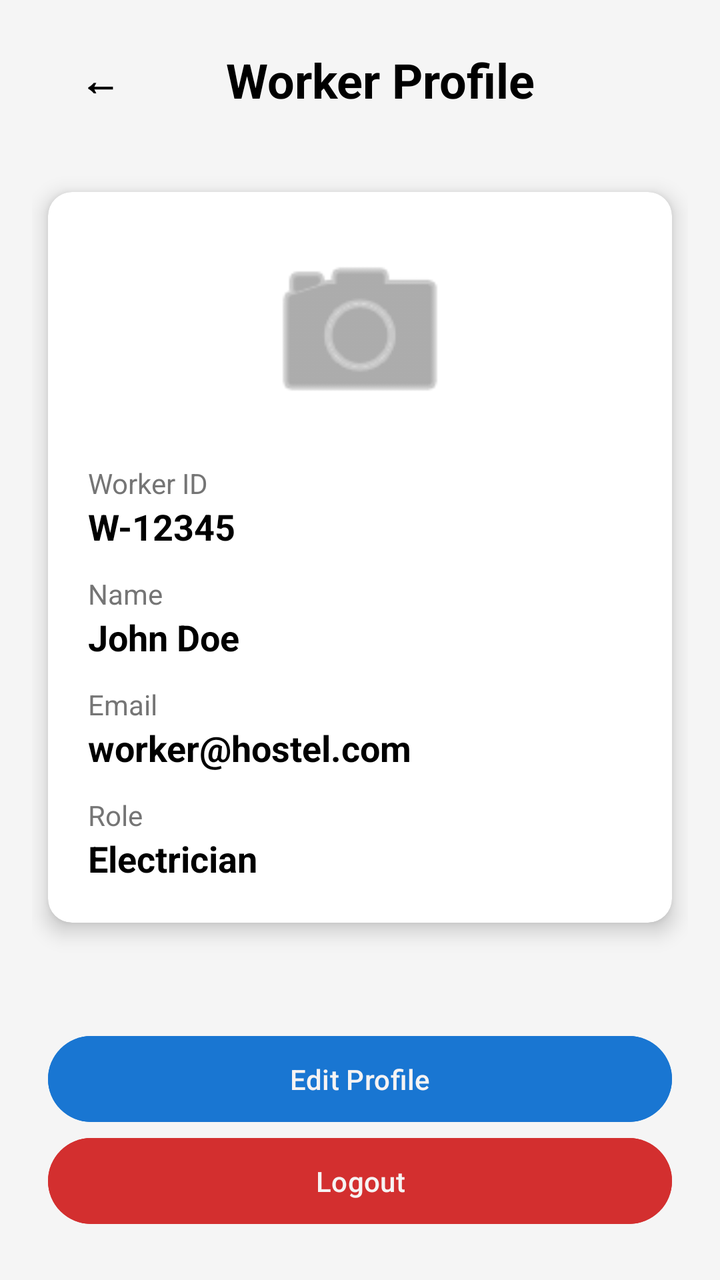
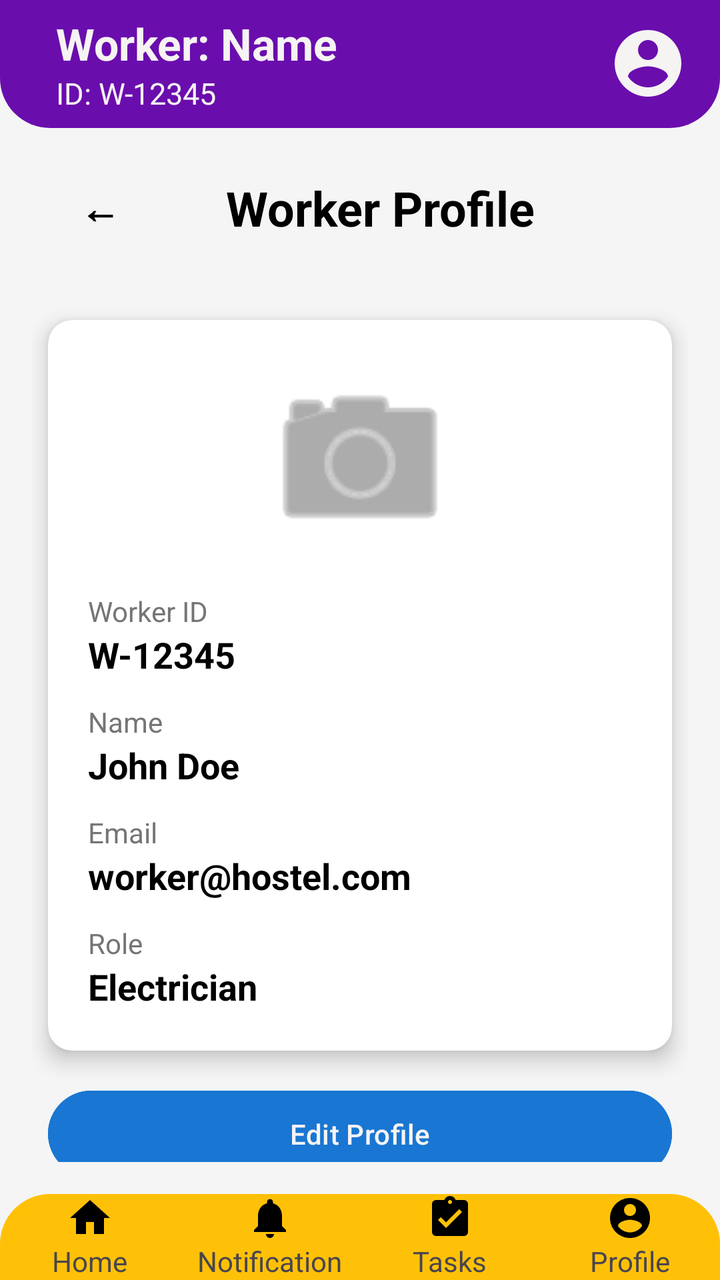

Compare the two renders of this Android layout. The source of the first and the diff that turns it into the second are given below.
<!-- AndroidManifest.xml: application theme Theme.HostelComplaintApp -->
<!-- res/layout/activity_worker_profile.xml -->
<?xml version="1.0" encoding="utf-8"?>
<LinearLayout xmlns:android="http://schemas.android.com/apk/res/android"
    xmlns:app="http://schemas.android.com/apk/res-auto"
    android:layout_width="match_parent"
    android:layout_height="match_parent"
    android:orientation="vertical"
    android:padding="16dp"
    android:background="#F5F5F5">

    <LinearLayout
        android:layout_width="match_parent"
        android:layout_height="wrap_content"
        android:orientation="horizontal"
        android:gravity="center_vertical"
        android:layout_marginBottom="24dp">

        <Button
            android:id="@+id/btnBack"
            android:layout_width="wrap_content"
            android:layout_height="wrap_content"
            android:text="←"
            android:textSize="20sp"
            android:textStyle="bold"
            android:background="@android:color/transparent"
            android:minWidth="48dp"
            android:textColor="@color/black" />

        <TextView
            android:layout_width="0dp"
            android:layout_weight="1"
            android:layout_height="wrap_content"
            android:text="Worker Profile"
            android:textSize="24sp"
            android:textStyle="bold"
            android:textColor="@color/black"
            android:gravity="center"
            android:layout_marginEnd="48dp" />
    </LinearLayout>

    <androidx.cardview.widget.CardView
        android:layout_width="match_parent"
        android:layout_height="wrap_content"
        android:layout_margin="8dp"
        app:cardCornerRadius="12dp"
        app:cardElevation="6dp">

        <LinearLayout
            android:layout_width="match_parent"
            android:layout_height="wrap_content"
            android:orientation="vertical"
            android:padding="20dp">

            <ImageView
                android:layout_width="100dp"
                android:layout_height="100dp"
                android:layout_gravity="center"
                android:layout_marginBottom="16dp"
                android:src="@android:drawable/ic_menu_camera"
                app:tint="#757575" />

            <TextView
                android:layout_width="wrap_content"
                android:layout_height="wrap_content"
                android:text="Worker ID"
                android:textSize="14sp"
                android:textColor="#757575" />

            <TextView
                android:id="@+id/tvWorkerId"
                android:layout_width="match_parent"
                android:layout_height="wrap_content"
                android:text="W-12345"
                android:textSize="18sp"
                android:textStyle="bold"
                android:textColor="@color/black"
                android:layout_marginBottom="12dp" />

            <TextView
                android:layout_width="wrap_content"
                android:layout_height="wrap_content"
                android:text="Name"
                android:textSize="14sp"
                android:textColor="#757575" />

            <TextView
                android:id="@+id/tvWorkerName"
                android:layout_width="match_parent"
                android:layout_height="wrap_content"
                android:text="John Doe"
                android:textSize="18sp"
                android:textStyle="bold"
                android:textColor="@color/black"
                android:layout_marginBottom="12dp" />

            <EditText
                android:id="@+id/etWorkerName"
                android:layout_width="match_parent"
                android:layout_height="wrap_content"
                android:text="John Doe"
                android:textSize="18sp"
                android:textStyle="bold"
                android:textColor="@color/black"
                android:layout_marginBottom="12dp"
                android:visibility="gone" />

            <TextView
                android:layout_width="wrap_content"
                android:layout_height="wrap_content"
                android:text="Email"
                android:textSize="14sp"
                android:textColor="#757575" />

            <TextView
                android:id="@+id/tvWorkerEmail"
                android:layout_width="match_parent"
                android:layout_height="wrap_content"
                android:text="worker@hostel.com"
                android:textSize="18sp"
                android:textStyle="bold"
                android:textColor="@color/black"
                android:layout_marginBottom="12dp" />

            <TextView
                android:layout_width="wrap_content"
                android:layout_height="wrap_content"
                android:text="Role"
                android:textSize="14sp"
                android:textColor="#757575" />

            <TextView
                android:id="@+id/tvWorkerRole"
                android:layout_width="match_parent"
                android:layout_height="wrap_content"
                android:text="Electrician"
                android:textSize="18sp"
                android:textStyle="bold"
                android:textColor="@color/black" />

            <EditText
                android:id="@+id/etWorkerRole"
                android:layout_width="match_parent"
                android:layout_height="wrap_content"
                android:text="Electrician"
                android:textSize="18sp"
                android:textStyle="bold"
                android:textColor="@color/black"
                android:visibility="gone" />

        </LinearLayout>
    </androidx.cardview.widget.CardView>

    <Space
        android:layout_width="match_parent"
        android:layout_height="0dp"
        android:layout_weight="1" />

    <Button
        android:id="@+id/btnEditProfile"
        android:layout_width="match_parent"
        android:layout_height="wrap_content"
        android:text="Edit Profile"
        android:backgroundTint="#1976D2"
        android:textColor="@color/white"
        android:layout_marginLeft="8dp"
        android:layout_marginRight="8dp"
        android:layout_marginTop="8dp"
        android:padding="12dp" />

    <Button
        android:id="@+id/btnLogout"
        android:layout_width="match_parent"
        android:layout_height="wrap_content"
        android:text="Logout"
        android:backgroundTint="#D32F2F"
        android:textColor="@color/white"
        android:layout_marginLeft="8dp"
        android:layout_marginRight="8dp"
        android:layout_marginBottom="8dp"
        android:padding="12dp" />

</LinearLayout>
<!-- resources referenced by this layout -->
<resources>
  <color name="black">#000000</color>
  <color name="white">#F6F3F3</color>
  <style name="Theme.HostelComplaintApp" parent="Base.Theme.HostelComplaintApp" />
  <style name="Base.Theme.HostelComplaintApp" parent="Theme.Material3.DayNight.NoActionBar">
          
          
      </style>
</resources>

<!-- the commit's change to res/layout/activity_worker_profile.xml (unified diff, before → after) -->
@@ -1,11 +1,29 @@
 <?xml version="1.0" encoding="utf-8"?>
-<LinearLayout xmlns:android="http://schemas.android.com/apk/res/android"
+<RelativeLayout xmlns:android="http://schemas.android.com/apk/res/android"
     xmlns:app="http://schemas.android.com/apk/res-auto"
     android:layout_width="match_parent"
     android:layout_height="match_parent"
-    android:orientation="vertical"
-    android:padding="16dp"
     android:background="#F5F5F5">
+
+    <include layout="@layout/top_bar"
+        android:id="@+id/inc_top_bar"
+        android:layout_width="match_parent"
+        android:layout_height="wrap_content"
+        android:layout_alignParentTop="true" />
+
+    <include layout="@layout/bottom_nav"
+        android:id="@+id/inc_bottom_nav"
+        android:layout_width="match_parent"
+        android:layout_height="wrap_content"
+        android:layout_alignParentBottom="true" />
+
+    <LinearLayout
+        android:layout_width="match_parent"
+        android:layout_height="match_parent"
+        android:orientation="vertical"
+        android:padding="16dp"
+        android:layout_below="@id/inc_top_bar"
+        android:layout_above="@id/inc_bottom_nav">
 
     <LinearLayout
         android:layout_width="match_parent"
@@ -75,6 +93,19 @@
                 android:textColor="@color/black"
                 android:layout_marginBottom="12dp" />
 
+            <EditText
+                android:id="@+id/etWorkerId"
+                android:layout_width="match_parent"
+                android:layout_height="wrap_content"
+                android:text="W-12345"
+                android:textSize="18sp"
+                android:textStyle="bold"
+                android:textColor="@color/black"
+                android:layout_marginBottom="12dp"
+                android:enabled="true"
+                android:focusable="true"
+                android:visibility="gone" />
+
             <TextView
                 android:layout_width="wrap_content"
                 android:layout_height="wrap_content"
@@ -101,6 +132,8 @@
                 android:textStyle="bold"
                 android:textColor="@color/black"
                 android:layout_marginBottom="12dp"
+                android:enabled="true"
+                android:focusable="true"
                 android:visibility="gone" />
 
             <TextView
@@ -120,6 +153,19 @@
                 android:textColor="@color/black"
                 android:layout_marginBottom="12dp" />
 
+            <EditText
+                android:id="@+id/etWorkerEmail"
+                android:layout_width="match_parent"
+                android:layout_height="wrap_content"
+                android:text="worker@hostel.com"
+                android:textSize="18sp"
+                android:textStyle="bold"
+                android:textColor="@color/black"
+                android:layout_marginBottom="12dp"
+                android:enabled="true"
+                android:focusable="true"
+                android:visibility="gone" />
+
             <TextView
                 android:layout_width="wrap_content"
                 android:layout_height="wrap_content"
@@ -144,6 +190,8 @@
                 android:textSize="18sp"
                 android:textStyle="bold"
                 android:textColor="@color/black"
+                android:enabled="true"
+                android:focusable="true"
                 android:visibility="gone" />
 
         </LinearLayout>
@@ -178,4 +226,160 @@
         android:layout_marginBottom="8dp"
         android:padding="12dp" />
 
+    </LinearLayout>
+</RelativeLayout>
+<!-- res/layout/top_bar.xml (included above) -->
+<?xml version="1.0" encoding="utf-8"?>
+<androidx.appcompat.widget.Toolbar xmlns:android="http://schemas.android.com/apk/res/android"
+    xmlns:app="http://schemas.android.com/apk/res-auto"
+    android:id="@+id/top_bar_toolbar"
+    android:layout_width="match_parent"
+    android:layout_height="80dp"
+    android:background="@drawable/toolbar_bg">
+
+    <LinearLayout
+        android:layout_width="match_parent"
+        android:layout_height="match_parent"
+        android:orientation="horizontal"
+        android:gravity="center_vertical"
+        android:paddingStart="12dp"
+        android:paddingEnd="16dp">
+
+        <LinearLayout
+            android:layout_width="0dp"
+            android:layout_height="wrap_content"
+            android:layout_weight="1"
+            android:orientation="vertical">
+
+            <TextView
+                android:id="@+id/tvWorkerTopName"
+                android:layout_width="wrap_content"
+                android:layout_height="wrap_content"
+                android:text="Worker: Name"
+                android:textColor="@color/white"
+                android:textSize="22sp"
+                android:textStyle="bold"/>
+
+            <TextView
+                android:id="@+id/tvWorkerTopId"
+                android:layout_width="wrap_content"
+                android:layout_height="wrap_content"
+                android:text="ID: W-12345"
+                android:textColor="@color/white"
+                android:textSize="15sp"/>
+
+        </LinearLayout>
+
+        <ImageView
+            android:layout_width="40dp"
+            android:layout_height="40dp"
+            android:id="@+id/imgWorkerTopProfile"
+            android:src="@drawable/baseline_account_circle_24"
+            app:tint="@color/white"/>
+
+    </LinearLayout>
+
+</androidx.appcompat.widget.Toolbar>
+<!-- res/layout/bottom_nav.xml (included above) -->
+<?xml version="1.0" encoding="utf-8"?>
+<LinearLayout xmlns:android="http://schemas.android.com/apk/res/android"
+    android:id="@+id/bottom_nav_container"
+    android:layout_width="match_parent"
+    android:layout_height="60dp"
+    android:orientation="horizontal"
+    android:background="@drawable/bottom_nav_bg"
+    android:weightSum="4">
+
+    
+    <LinearLayout
+        android:id="@+id/nav_home"
+        android:layout_width="0dp"
+        android:layout_height="match_parent"
+        android:layout_weight="1"
+        android:gravity="center"
+        android:orientation="vertical"
+        android:clickable="true"
+        android:focusable="true">
+
+        <ImageView
+            android:layout_width="24dp"
+            android:layout_height="24dp"
+            android:src="@drawable/baseline_home_24"/>
+
+        <TextView
+            android:layout_width="wrap_content"
+            android:layout_height="wrap_content"
+            android:text="Home"
+            android:textSize="14sp"/>
+    </LinearLayout>
+
+    
+    <LinearLayout
+        android:id="@+id/nav_notification"
+        android:layout_width="0dp"
+        android:layout_height="match_parent"
+        android:layout_weight="1"
+        android:gravity="center"
+        android:orientation="vertical"
+        android:clickable="true"
+        android:focusable="true">
+
+        <ImageView
+            android:layout_width="24dp"
+            android:layout_height="24dp"
+            android:src="@drawable/baseline_notifications_24"/>
+
+        <TextView
+            android:layout_width="wrap_content"
+            android:layout_height="wrap_content"
+            android:text="Notification"
+            android:textSize="14sp"/>
+    </LinearLayout>
+
+    
+    <LinearLayout
+        android:id="@+id/nav_tasks"
+        android:layout_width="0dp"
+        android:layout_height="match_parent"
+        android:layout_weight="1"
+        android:gravity="center"
+        android:orientation="vertical"
+        android:clickable="true"
+        android:focusable="true">
+
+        <ImageView
+            android:layout_width="24dp"
+            android:layout_height="24dp"
+            android:src="@drawable/baseline_assignment_turned_in_24"/>
+
+        <TextView
+            android:layout_width="wrap_content"
+            android:layout_height="wrap_content"
+            android:text="Tasks"
+            android:textSize="14sp"/>
+    </LinearLayout>
+
+    
+    <LinearLayout
+        android:id="@+id/nav_profile"
+        android:layout_width="0dp"
+        android:layout_height="match_parent"
+        android:layout_weight="1"
+        android:gravity="center"
+        android:orientation="vertical"
+        android:clickable="true"
+        android:focusable="true">
+
+        <ImageView
+            android:layout_width="24dp"
+            android:layout_height="24dp"
+            android:src="@drawable/baseline_account_circle_24"/>
+
+        <TextView
+            android:layout_width="wrap_content"
+            android:layout_height="wrap_content"
+            android:text="Profile"
+            android:textSize="14sp"/>
+    </LinearLayout>
+
 </LinearLayout>
<!-- resource entries referenced after the edit -->
@@ -2,7 +2,60 @@
 <resources>
   <color name="black">#000000</color>
   <color name="white">#F6F3F3</color>
+  <!-- drawable baseline_account_circle_24 (drawable) -->
+  <vector xmlns:android="http://schemas.android.com/apk/res/android" android:height="24dp" android:tint="#000000" android:viewportHeight="24" android:viewportWidth="24" android:width="24dp">
+        
+      <path android:fillColor="@android:color/white" android:pathData="M12,2C6.48,2 2,6.48 2,12s4.48,10 10,10 10,-4.48 10,-10S17.52,2 12,2zM12,5c1.66,0 3,1.34 3,3s-1.34,3 -3,3 -3,-1.34 -3,-3 1.34,-3 3,-3zM12,19.2c-2.5,0 -4.71,-1.28 -6,-3.22 0.03,-1.99 4,-3.08 6,-3.08 1.99,0 5.97,1.09 6,3.08 -1.29,1.94 -3.5,3.22 -6,3.22z"/>
+      
+  </vector>
+  <!-- drawable baseline_assignment_turned_in_24 (drawable) -->
+  <vector xmlns:android="http://schemas.android.com/apk/res/android" android:height="24dp" android:tint="#000000" android:viewportHeight="24" android:viewportWidth="24" android:width="24dp">
+        
+      <path android:fillColor="@android:color/white" android:pathData="M19,3h-4.18C14.4,1.84 13.3,1 12,1c-1.3,0 -2.4,0.84 -2.82,2L5,3c-1.1,0 -2,0.9 -2,2v14c0,1.1 0.9,2 2,2h14c1.1,0 2,-0.9 2,-2L21,5c0,-1.1 -0.9,-2 -2,-2zM12,3c0.55,0 1,0.45 1,1s-0.45,1 -1,1 -1,-0.45 -1,-1 0.45,-1 1,-1zM10,17l-4,-4 1.41,-1.41L10,14.17l6.59,-6.59L18,9l-8,8z"/>
+      
+  </vector>
+  <!-- drawable baseline_home_24 (drawable) -->
+  <vector xmlns:android="http://schemas.android.com/apk/res/android" android:height="24dp" android:tint="#000000" android:viewportHeight="24" android:viewportWidth="24" android:width="24dp">
+        
+      <path android:fillColor="@android:color/white" android:pathData="M10,20v-6h4v6h5v-8h3L12,3 2,12h3v8z"/>
+      
+  </vector>
+  <!-- drawable baseline_notifications_24 (drawable) -->
+  <vector xmlns:android="http://schemas.android.com/apk/res/android" android:height="24dp" android:tint="#000000" android:viewportHeight="24" android:viewportWidth="24" android:width="24dp">
+        
+      <path android:fillColor="@android:color/white" android:pathData="M12,22c1.1,0 2,-0.9 2,-2h-4c0,1.1 0.89,2 2,2zM18,16v-5c0,-3.07 -1.64,-5.64 -4.5,-6.32L13.5,4c0,-0.83 -0.67,-1.5 -1.5,-1.5s-1.5,0.67 -1.5,1.5v0.68C7.63,5.36 6,7.92 6,11v5l-2,2v1h16v-1l-2,-2z"/>
+      
+  </vector>
+  <!-- drawable bottom_nav_bg (drawable) -->
+  <?xml version="1.0" encoding="utf-8"?>
+  <shape xmlns:android="http://schemas.android.com/apk/res/android">
+  
+      
+      <solid android:color="#FFC107"/>
+  
+      
+      <corners
+          android:topLeftRadius="25dp"
+          android:topRightRadius="25dp"
+          android:bottomLeftRadius="0dp"
+          android:bottomRightRadius="0dp"/>
+  
+  </shape>
+  <!-- drawable toolbar_bg (drawable) -->
+  <?xml version="1.0" encoding="utf-8"?>
+  <shape xmlns:android="http://schemas.android.com/apk/res/android">
+  
+      <solid android:color="@color/purple"/>
+  
+      <corners
+          android:topLeftRadius="0dp"
+          android:topRightRadius="0dp"
+          android:bottomLeftRadius="25dp"
+          android:bottomRightRadius="25dp"/>
+  
+  </shape>
   <style name="Theme.HostelComplaintApp" parent="Base.Theme.HostelComplaintApp" />
+  <color name="purple">#6A0DAD</color>
   <style name="Base.Theme.HostelComplaintApp" parent="Theme.Material3.DayNight.NoActionBar">
           
           
